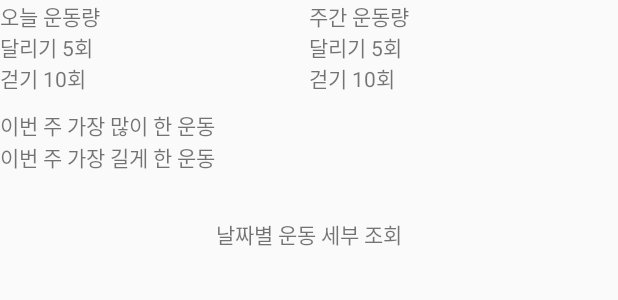
After one commit to pjh6818/MaLID, an Android app: the layout historyview.xml on its own in the app's theme, with its tools: preview values and no code run, on a phone screen of 412 x 824 dp. The commit adds this screen. Shown: the top 300 px of the screen. Run offline under Robolectric (Android 15) with nearby library versions, the phone set to English and light mode, and no system bars.

Commit message:
historyview 추가
아직 액티비티 연동은 안함 레이아웃만 만듬

```diff
--- a/MALID/Data-Collector/app/build.gradle
+++ b/MALID/Data-Collector/app/build.gradle
@@ -25,4 +25,5 @@ dependencies {
     testImplementation 'junit:junit:4.12'
     androidTestImplementation 'com.android.support.test:runner:1.0.1'
     androidTestImplementation 'com.android.support.test.espresso:espresso-core:3.0.1'
+    implementation 'com.android.support:design:26.1.0'
 }
--- a/MALID/Data-Collector/app/src/main/java/malid/datacollector/Activities/MainActivity.java
+++ b/MALID/Data-Collector/app/src/main/java/malid/datacollector/Activities/MainActivity.java
@@ -28,6 +28,7 @@ import android.util.Log;
 import android.view.View;
 import android.widget.Button;
 import android.widget.RadioGroup;
+import android.widget.ScrollView;
 import android.widget.TextView;
 import android.widget.Toast;
 
@@ -59,6 +60,7 @@ public class MainActivity extends AppCompatActivity implements SensorEventListen
     Button btnServer;
     RadioGroup rg1, rg2;
     TextView txtState, txtTimer, txtByte, txt_heart, serverView;
+    ScrollView servscroll;
     HRThread hrthread = new HRThread();
     // GetCountThread getcountThread = new GetCountThread();
     Thread thread;
@@ -188,6 +190,7 @@ public class MainActivity extends AppCompatActivity implements SensorEventListen
         txtByte = (TextView) findViewById(R.id.txtByte);
         txt_heart = (TextView)findViewById(R.id.txt_heart);
         serverView = (TextView) findViewById(R.id.serverView);
+        servscroll = (ScrollView) findViewById(R.id.serverscroll);
     }
 
     void initializeEvents() {
@@ -370,7 +373,13 @@ public class MainActivity extends AppCompatActivity implements SensorEventListen
                                 buffer.append(line);
                                 buffer.append("\n");
                             }
+
                             serverView.setText(buffer.toString());//서버로 부터 받은 문자 textView에 출력
+                            serverView.invalidate();
+                            serverView.requestLayout();
+                            servscroll.invalidate();
+                            servscroll.requestLayout();
+                            servscroll.fullScroll(ScrollView.FOCUS_DOWN);
                             Log.v("test", "receive data from server");
                         } catch (MalformedURLException e){
                             e.printStackTrace();
--- a/MALID/Data-Collector/app/src/main/res/layout/activity_main.xml
+++ b/MALID/Data-Collector/app/src/main/res/layout/activity_main.xml
@@ -210,7 +210,8 @@
 
             <ScrollView
                 android:layout_width="match_parent"
-                android:layout_height="wrap_content">
+                android:layout_height="wrap_content"
+                android:id="@+id/serverscroll">
                 <LinearLayout
                     android:layout_width="match_parent"
                     android:layout_height="wrap_content"
--- /dev/null
+++ b/MALID/Data-Collector/app/src/main/res/layout/historyview.xml
@@ -0,0 +1,67 @@
+<?xml version="1.0" encoding="utf-8"?>
+<android.support.constraint.ConstraintLayout
+    xmlns:android="http://schemas.android.com/apk/res/android"
+    xmlns:app="http://schemas.android.com/apk/res-auto"
+    xmlns:tools="http://schemas.android.com/tools"
+    android:layout_width="match_parent"
+    android:layout_height="match_parent">
+<LinearLayout
+    android:layout_width="match_parent"
+    android:layout_height="wrap_content"
+    android:orientation="vertical">
+    <LinearLayout
+        android:layout_width="match_parent"
+        android:layout_height="wrap_content">
+        <TextView
+            android:layout_width="wrap_content"
+            android:layout_height="wrap_content"
+            android:text = "오늘 운동량"
+            android:layout_weight="1"/>
+        <TextView
+            android:layout_width="wrap_content"
+            android:layout_height="wrap_content"
+            android:layout_weight="1"
+            android:text = "주간 운동량"/>
+    </LinearLayout>
+    <LinearLayout
+        android:layout_width="match_parent"
+        android:layout_height="wrap_content"
+        android:layout_marginBottom="10dp">
+
+        <TextView
+            android:layout_width="wrap_content"
+            android:layout_height="wrap_content"
+            android:layout_weight="1"
+            android:text = "달리기 5회\n걷기 10회"
+            android:id="@+id/todayhistory"/>
+        <TextView
+            android:layout_width="wrap_content"
+            android:layout_height="wrap_content"
+            android:layout_weight="1"
+            android:text = "달리기 5회\n걷기 10회"
+            android:id="@+id/weekhistory"/>
+    </LinearLayout>
+    <TextView
+        android:layout_width="wrap_content"
+        android:layout_height="wrap_content"
+        android:text ="이번 주 가장 많이 한 운동"/>
+    <TextView
+        android:layout_width="wrap_content"
+        android:layout_height="wrap_content"
+        android:text = "이번 주 가장 길게 한 운동"
+        android:layout_marginBottom="30dp"/>
+
+    <TextView
+        android:layout_width="wrap_content"
+        android:layout_height="wrap_content"
+        android:layout_gravity="center"
+        android:text = "날짜별 운동 세부 조회"/>
+    <android.support.v7.widget.RecyclerView
+        android:layout_width="match_parent"
+        android:layout_height="wrap_content" />
+</LinearLayout>
+
+
+
+
+</android.support.constraint.ConstraintLayout>
```
